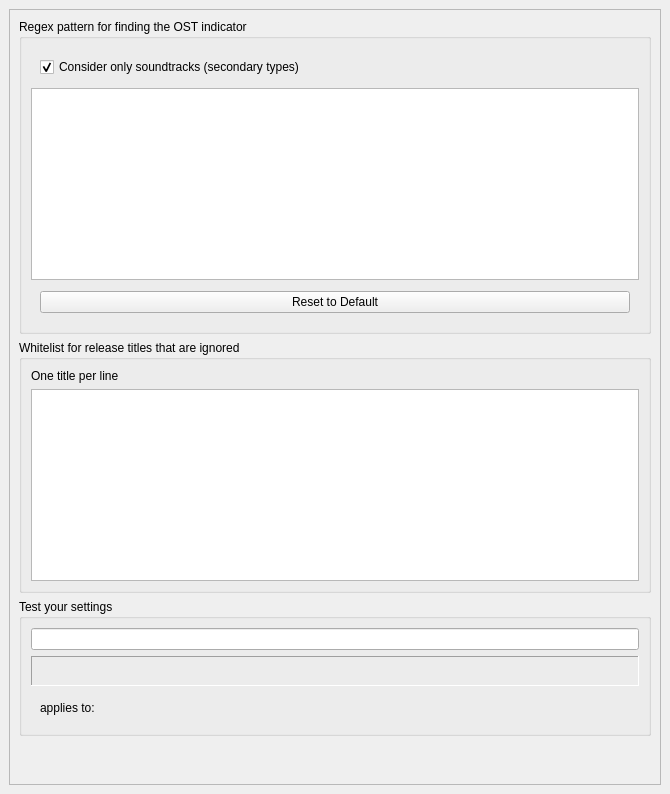
This is title_cleaner_ost/title_cleaner_ost_config.ui in nrth3rnlb/picard-plugin-title_cleaner_ost as Qt 5 draws it before an edit. The edited form follows.
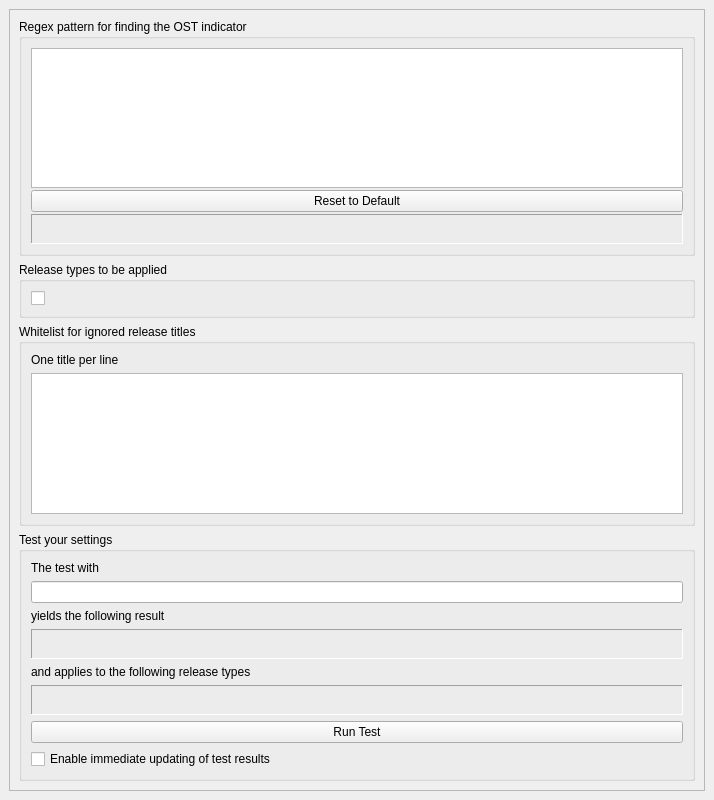
This is the edited form.

Commit message: feat: enhance configuration options and UI

```diff
--- a/title_cleaner_ost/title_cleaner_ost_config.ui
+++ b/title_cleaner_ost/title_cleaner_ost_config.ui
@@ -6,8 +6,8 @@
    <rect>
     <x>0</x>
     <y>0</y>
-    <width>670</width>
-    <height>794</height>
+    <width>714</width>
+    <height>800</height>
    </rect>
   </property>
   <property name="windowTitle">
@@ -36,12 +36,12 @@
        <rect>
         <x>0</x>
         <y>0</y>
-        <width>650</width>
-        <height>774</height>
+        <width>694</width>
+        <height>780</height>
        </rect>
       </property>
       <layout class="QVBoxLayout" name="verticalLayout_2">
-       <item alignment="Qt::AlignTop">
+       <item>
         <widget class="QGroupBox" name="regex_group">
          <property name="title">
           <string>Regex pattern for finding the OST indicator</string>
@@ -62,37 +62,6 @@
           <property name="bottomMargin">
            <number>9</number>
           </property>
-          <item alignment="Qt::AlignTop">
-           <widget class="QWidget" name="widget" native="true">
-            <property name="sizePolicy">
-             <sizepolicy hsizetype="Preferred" vsizetype="Minimum">
-              <horstretch>0</horstretch>
-              <verstretch>0</verstretch>
-             </sizepolicy>
-            </property>
-            <layout class="QVBoxLayout" name="verticalLayout_5">
-             <item>
-              <widget class="QCheckBox" name="only_soundtrack_checkbox">
-               <property name="sizePolicy">
-                <sizepolicy hsizetype="Minimum" vsizetype="Minimum">
-                 <horstretch>0</horstretch>
-                 <verstretch>0</verstretch>
-                </sizepolicy>
-               </property>
-               <property name="toolTip">
-                <string>If enabled, the pattern is only applied to albums marked as soundtracks (field 'releasetype'). If disabled, the pattern will be applied to all albums.</string>
-               </property>
-               <property name="text">
-                <string>Consider only soundtracks (secondary types)</string>
-               </property>
-               <property name="checked">
-                <bool>true</bool>
-               </property>
-              </widget>
-             </item>
-            </layout>
-           </widget>
-          </item>
           <item>
            <widget class="QPlainTextEdit" name="regex_pattern">
             <property name="toolTip">
@@ -101,9 +70,6 @@
            </widget>
           </item>
           <item>
-           <widget class="QWidget" name="widget_2" native="true">
-            <layout class="QHBoxLayout" name="horizontalLayout">
-             <item>
               <widget class="QPushButton" name="reset_button">
                <property name="toolTip">
                 <string>Resets the regex pattern to the default value.</string>
@@ -113,16 +79,57 @@
                </property>
               </widget>
              </item>
+          <item>
+           <widget class="QLabel" name="regex_error_message">
+            <property name="minimumSize">
+             <size>
+              <width>0</width>
+              <height>30</height>
+             </size>
+            </property>
+            <property name="styleSheet">
+             <string notr="true">color: red;</string>
+            </property>
+            <property name="frameShape">
+             <enum>QFrame::Panel</enum>
+            </property>
+            <property name="frameShadow">
+             <enum>QFrame::Sunken</enum>
+            </property>
+            <property name="text">
+             <string/>
+            </property>
+            <property name="textFormat">
+             <enum>Qt::PlainText</enum>
+            </property>
+            <property name="textInteractionFlags">
+             <set>Qt::LinksAccessibleByKeyboard|Qt::LinksAccessibleByMouse|Qt::TextBrowserInteraction|Qt::TextSelectableByKeyboard|Qt::TextSelectableByMouse</set>
+            </property>
+           </widget>
+          </item>
             </layout>
            </widget>
           </item>
+       <item>
+        <widget class="QGroupBox" name="groupBox_3">
+         <property name="title">
+          <string>Release types to be applied</string>
+         </property>
+         <layout class="QGridLayout" name="gridLayout_2">
+          <item row="0" column="0">
+           <widget class="QCheckBox" name="chk_all_release_types">
+            <property name="text">
+             <string/>
+            </property>
+           </widget>
+          </item>
          </layout>
         </widget>
        </item>
-       <item alignment="Qt::AlignTop">
+       <item>
         <widget class="QGroupBox" name="groupBox">
          <property name="title">
-          <string>Whitelist for release titles that are ignored</string>
+          <string>Whitelist for ignored release titles</string>
          </property>
          <layout class="QVBoxLayout" name="verticalLayout_3">
           <item>
@@ -144,12 +151,19 @@
          </layout>
         </widget>
        </item>
-       <item alignment="Qt::AlignTop">
+       <item>
         <widget class="QGroupBox" name="groupBox_2">
          <property name="title">
           <string>Test your settings</string>
          </property>
          <layout class="QVBoxLayout" name="verticalLayout_4">
+          <item>
+           <widget class="QLabel" name="label_4">
+            <property name="text">
+             <string>The test with</string>
+            </property>
+           </widget>
+          </item>
           <item>
            <widget class="QLineEdit" name="test_input">
             <property name="toolTip">
@@ -157,6 +171,13 @@
             </property>
            </widget>
           </item>
+          <item>
+           <widget class="QLabel" name="label_3">
+            <property name="text">
+             <string>yields the following result</string>
+            </property>
+           </widget>
+          </item>
           <item alignment="Qt::AlignTop">
            <widget class="QLabel" name="test_output">
             <property name="sizePolicy">
@@ -174,9 +195,6 @@
             <property name="toolTip">
              <string>This shows the result after applying your settings to the test input above.</string>
             </property>
-            <property name="autoFillBackground">
-             <bool>false</bool>
-            </property>
             <property name="frameShape">
              <enum>QFrame::Panel</enum>
             </property>
@@ -188,9 +206,6 @@
             </property>
            </widget>
           </item>
-          <item>
-           <widget class="QWidget" name="widget_3" native="true">
-            <layout class="QHBoxLayout" name="horizontalLayout_3">
              <item>
               <widget class="QLabel" name="label_2">
                <property name="sizePolicy">
@@ -200,24 +215,47 @@
                 </sizepolicy>
                </property>
                <property name="text">
-                <string>applies to:</string>
+             <string>and applies to the following release types</string>
                </property>
               </widget>
              </item>
              <item>
               <widget class="QLabel" name="only_applies_to">
-               <property name="sizePolicy">
-                <sizepolicy hsizetype="Expanding" vsizetype="Preferred">
-                 <horstretch>0</horstretch>
-                 <verstretch>0</verstretch>
-                </sizepolicy>
+            <property name="minimumSize">
+             <size>
+              <width>0</width>
+              <height>30</height>
+             </size>
+            </property>
+            <property name="frameShape">
+             <enum>QFrame::Panel</enum>
+            </property>
+            <property name="frameShadow">
+             <enum>QFrame::Sunken</enum>
                </property>
                <property name="text">
                 <string/>
                </property>
-              </widget>
-             </item>
-            </layout>
+            <property name="textInteractionFlags">
+             <set>Qt::LinksAccessibleByMouse|Qt::TextSelectableByMouse</set>
+            </property>
+           </widget>
+          </item>
+          <item>
+           <widget class="QPushButton" name="run_update">
+            <property name="text">
+             <string>Run Test</string>
+            </property>
+           </widget>
+          </item>
+          <item>
+           <widget class="QCheckBox" name="enable_live_updates">
+            <property name="toolTip">
+             <string>Picard may freeze if instant updates are enabled. In this case, live updates should be disabled.</string>
+            </property>
+            <property name="text">
+             <string>Enable immediate updating of test results</string>
+            </property>
            </widget>
           </item>
          </layout>
```
Left out of the diff: 3 changed lines with no effect on the pictures. Lines whose indentation alone changed are shown as unchanged. The commit also changes 2 other files.
